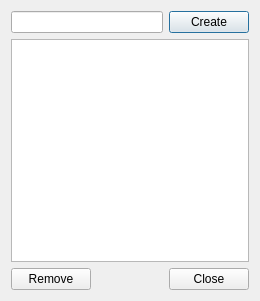
xmms2/promoe, file src/dialogs/playlistchooser.ui: the form before one commit.
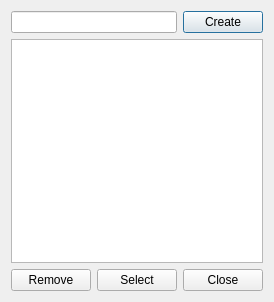
The form after the commit.

Commit message: Improve the playlists-choose dialog

Patch:
```diff
--- a/src/dialogs/playlistchooser.ui
+++ b/src/dialogs/playlistchooser.ui
@@ -5,8 +5,8 @@
    <rect>
     <x>0</x>
     <y>0</y>
-    <width>260</width>
-    <height>301</height>
+    <width>266</width>
+    <height>302</height>
    </rect>
   </property>
   <property name="windowTitle" >
@@ -59,6 +59,19 @@
        </property>
       </spacer>
      </item>
+     <item>
+      <widget class="QPushButton" name="selectButton" >
+       <property name="toolTip" >
+        <string>&lt;html>&lt;head>&lt;meta name="qrichtext" content="1" />&lt;style type="text/css">
+p, li { white-space: pre-wrap; }
+&lt;/style>&lt;/head>&lt;body style=" font-family:'Sans Serif'; font-size:10pt; font-weight:400; font-style:normal;">
+&lt;p style=" margin-top:0px; margin-bottom:0px; margin-left:0px; margin-right:0px; -qt-block-indent:0; text-indent:0px;">Set the currently selected playlist as active playlist&lt;/p>&lt;/body>&lt;/html></string>
+       </property>
+       <property name="text" >
+        <string>Select</string>
+       </property>
+      </widget>
+     </item>
      <item>
       <widget class="QPushButton" name="closeButton" >
        <property name="text" >
```
Left out of the diff: 12 changed lines with no effect on the pictures. The commit also changes 7 other files.
